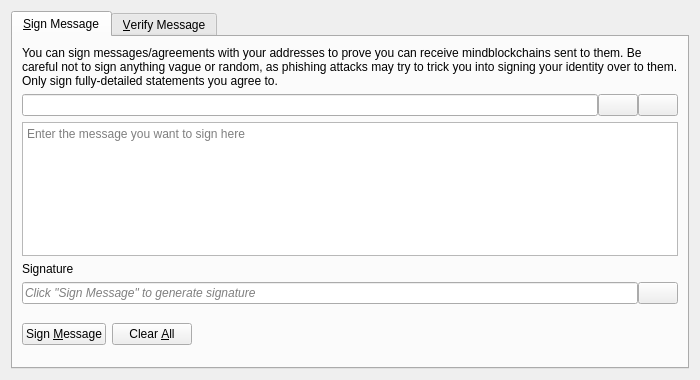
Before: the Qt Designer form src/qt/forms/signverifymessagedialog.ui in MindBlockchain/Mind-Coin, drawn with Qt 5.
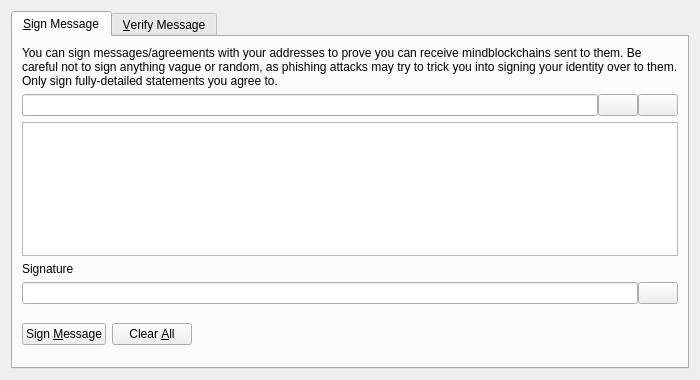
After: the same form once the commit is applied. Icons and pictures are not drawn. Custom widgets are drawn as their Qt base class.

The edit to the form file:
```diff
--- a/src/qt/forms/signverifymessagedialog.ui
+++ b/src/qt/forms/signverifymessagedialog.ui
@@ -99,9 +99,6 @@
          <property name="toolTip">
           <string>Enter the message you want to sign here</string>
          </property>
-         <property name="placeholderText">
-          <string>Enter the message you want to sign here</string>
-         </property>
         </widget>
        </item>
        <item>
@@ -121,9 +118,6 @@
          </property>
          <item>
           <widget class="QLineEdit" name="signatureOut_SM">
-           <property name="placeholderText">
-            <string>Click "Sign Message" to generate signature</string>
-           </property>
            <property name="font">
             <font>
              <italic>true</italic>
```
Left out of the diff: 44 changed lines with no effect on the pictures.
